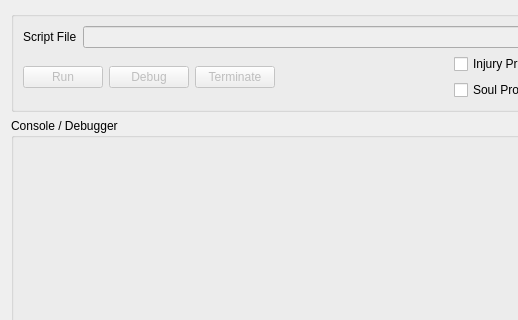
The window that CGAssistant/scriptform.ui (hzqst/CGAssistant) describes before a commit, drawn with Qt 5; both pictures show x 0 to 518 and y 0 to 320 of the 673 by 414 pixel window.
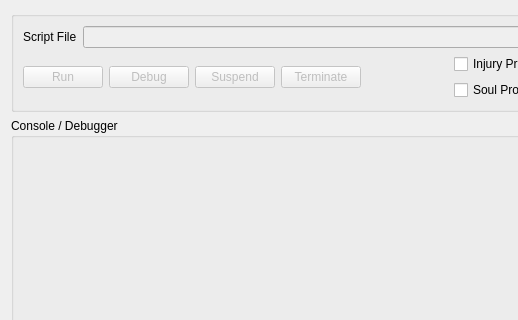
The same window after the commit.

Patch:
```diff
--- a/CGAssistant/scriptform.ui
+++ b/CGAssistant/scriptform.ui
@@ -89,7 +89,23 @@
          </widget>
         </item>
         <item>
-         <widget class="QPushButton" name="pushButton_kill">
+         <widget class="QPushButton" name="pushButton_suspend">
+          <property name="enabled">
+           <bool>false</bool>
+          </property>
+          <property name="sizePolicy">
+           <sizepolicy hsizetype="Fixed" vsizetype="Fixed">
+            <horstretch>0</horstretch>
+            <verstretch>0</verstretch>
+           </sizepolicy>
+          </property>
+          <property name="text">
+           <string>Suspend</string>
+          </property>
+         </widget>
+        </item>
+        <item>
+         <widget class="QPushButton" name="pushButton_term">
           <property name="enabled">
            <bool>false</bool>
           </property>
```
Left out of the diff: 3 changed lines with no effect on the pictures.
